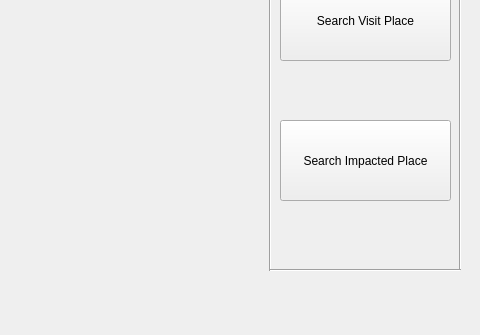
Qt form UI/ui_folder/UserMenu.ui (723poil/CIMS_project) before a commit; both pictures show x 320 to 800 and y 280 to 615 of the 800 by 615 pixel window.
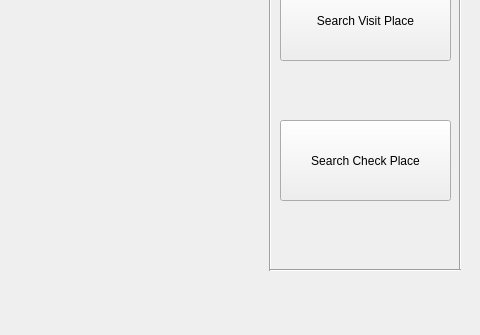
The same form after that commit.

```diff
--- a/UI/ui_folder/UserMenu.ui
+++ b/UI/ui_folder/UserMenu.ui
@@ -50,7 +50,7 @@
      </rect>
     </property>
     <property name="text">
-     <string>Search Impacted Place</string>
+     <string>Search Check Place</string>
     </property>
    </widget>
    <widget class="Line" name="line">
```
